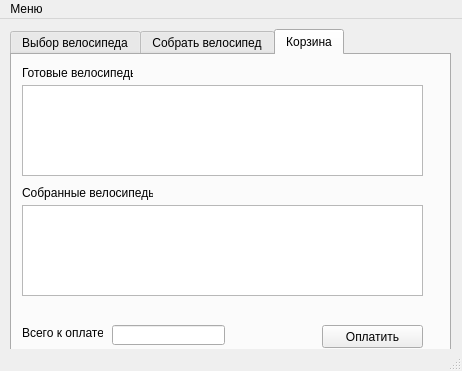
Qt form windowklient.ui (IraSoro/bike-store-database) before a commit.
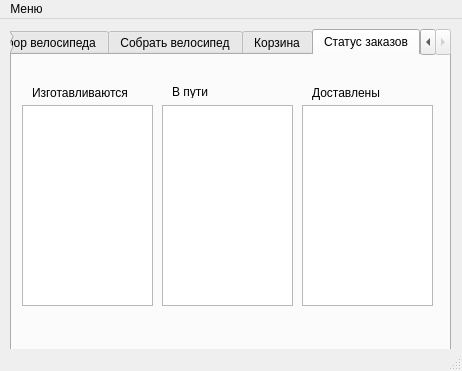
The same form after that commit.

What changed in the file:
```diff
--- a/windowklient.ui
+++ b/windowklient.ui
@@ -36,7 +36,7 @@
      </size>
     </property>
     <property name="currentIndex">
-     <number>2</number>
+     <number>3</number>
     </property>
     <widget class="QWidget" name="tab">
      <attribute name="title">
@@ -440,6 +440,80 @@
       </property>
      </widget>
     </widget>
+    <widget class="QWidget" name="tab_4">
+     <attribute name="title">
+      <string>Статус заказов</string>
+     </attribute>
+     <widget class="QListWidget" name="listWidget_Made">
+      <property name="geometry">
+       <rect>
+        <x>10</x>
+        <y>50</y>
+        <width>131</width>
+        <height>201</height>
+       </rect>
+      </property>
+     </widget>
+     <widget class="QListWidget" name="listWidget_Delivery">
+      <property name="geometry">
+       <rect>
+        <x>290</x>
+        <y>50</y>
+        <width>131</width>
+        <height>201</height>
+       </rect>
+      </property>
+     </widget>
+     <widget class="QLabel" name="label_13">
+      <property name="geometry">
+       <rect>
+        <x>20</x>
+        <y>30</y>
+        <width>101</width>
+        <height>16</height>
+       </rect>
+      </property>
+      <property name="text">
+       <string>Изготавливаются</string>
+      </property>
+     </widget>
+     <widget class="QLabel" name="label_14">
+      <property name="geometry">
+       <rect>
+        <x>300</x>
+        <y>30</y>
+        <width>71</width>
+        <height>16</height>
+       </rect>
+      </property>
+      <property name="text">
+       <string>Доставлены</string>
+      </property>
+     </widget>
+     <widget class="QListWidget" name="listWidget_OnWay">
+      <property name="geometry">
+       <rect>
+        <x>150</x>
+        <y>50</y>
+        <width>131</width>
+        <height>201</height>
+       </rect>
+      </property>
+     </widget>
+     <widget class="QLabel" name="label_15">
+      <property name="geometry">
+       <rect>
+        <x>160</x>
+        <y>30</y>
+        <width>47</width>
+        <height>13</height>
+       </rect>
+      </property>
+      <property name="text">
+       <string>В пути</string>
+      </property>
+     </widget>
+    </widget>
    </widget>
   </widget>
   <widget class="QMenuBar" name="menubar">
```
